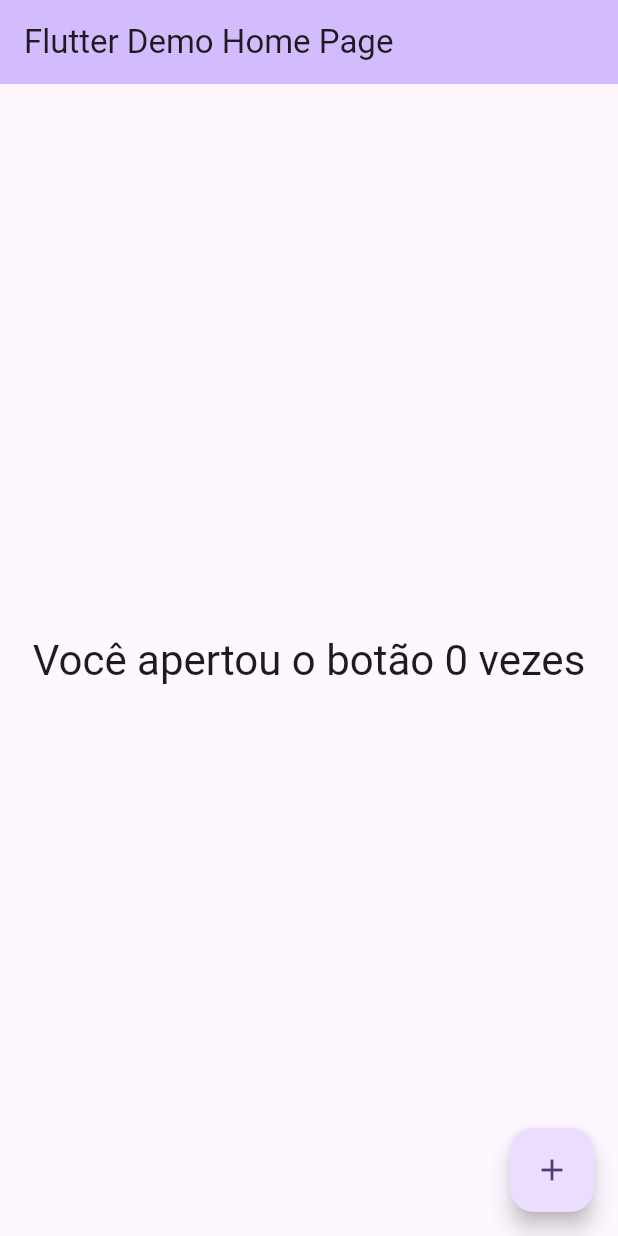
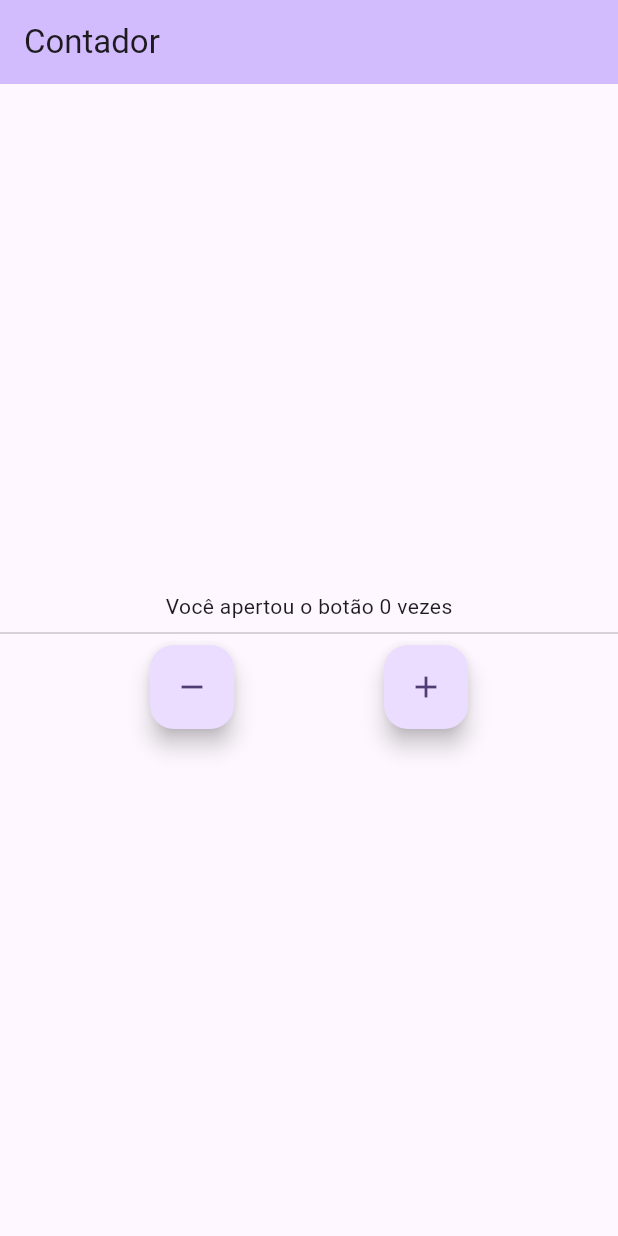
Before and after one commit to KelvinLR/mobx_practice, a Flutter app: the screen it shows after launch, on a phone screen of 412 x 824 dp. Run offline on Flutter 3.47's test engine with Material 3 defaults, Android fonts, the phone set to English and light mode, and no system bars; our stand-ins replace flutter_mobx, mobx; generated files the repository leaves out were written again.

Commit message:
feat: create decrement action with a FloatingActionButton

```diff
--- a/lib/main.dart
+++ b/lib/main.dart
@@ -12,11 +12,11 @@ class MyApp extends StatelessWidget {
   @override
   Widget build(BuildContext context) {
     return MaterialApp(
-      title: 'Flutter Demo',
+      title: 'MobX Counter',
       theme: ThemeData(
         colorScheme: ColorScheme.fromSeed(seedColor: Colors.deepPurple),
       ),
-      home: const MyHomePage(title: 'Flutter Demo Home Page'),
+      home: const MyHomePage(title: 'Contador'),
     );
   }
 }
@@ -48,17 +48,27 @@ class _MyHomePageState extends State<MyHomePage> {
               builder:
                   (_) => Text(
                     'Você apertou o botão ${_counterController.count} vezes',
-                    style: Theme.of(context).textTheme.headlineMedium,
                   ),
+            ),
+            Divider(),
+            Row(
+              mainAxisAlignment: MainAxisAlignment.spaceEvenly,
+              children: [
+                FloatingActionButton(
+                  onPressed: _counterController.decrement,
+                  tooltip: 'Decrement',
+                  child: const Icon(Icons.remove),
+                ),
+                FloatingActionButton(
+                  onPressed: _counterController.increment,
+                  tooltip: 'Increment',
+                  child: const Icon(Icons.add),
+                ),
+              ],
             ),
           ],
         ),
       ),
-      floatingActionButton: FloatingActionButton(
-        onPressed: _counterController.increment,
-        tooltip: 'Increment',
-        child: const Icon(Icons.add),
-      ),
     );
   }
 }
```
